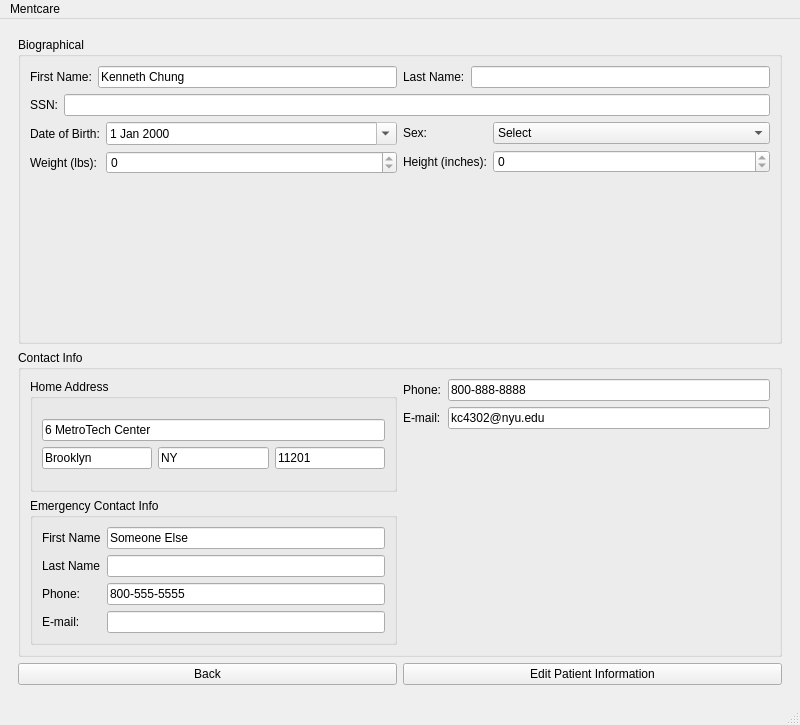
First picture: the form in mentcare/mainwindow.ui, repository omansour-se-nyu/Spring2023-Team-1, before the edit.
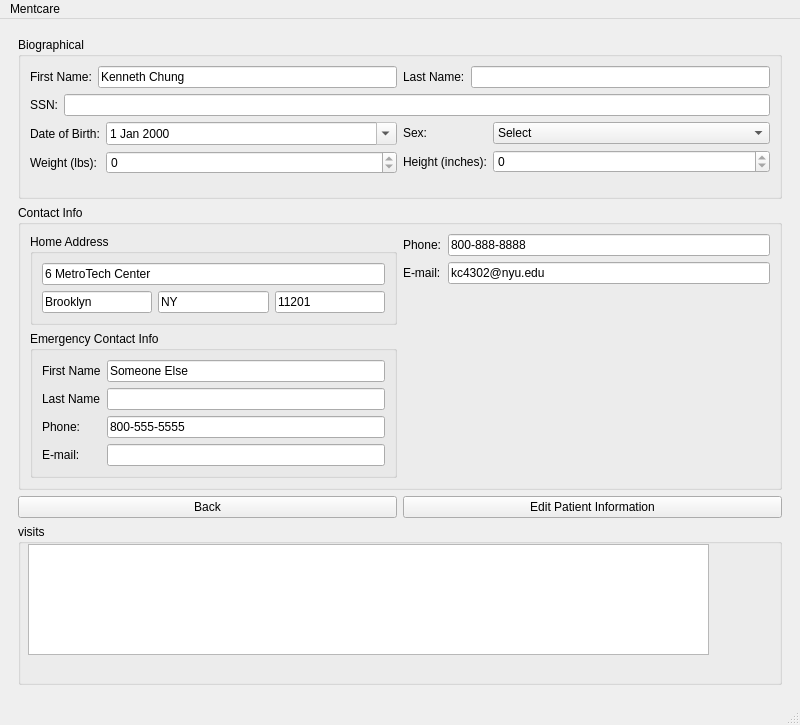
Second picture: the form after the edit. The open tabs and pages were chosen to show the change.

Commit message: added patient_visits and providers tables; added querying of visits to PatientInfoPage

The edit to the form file:
```diff
--- a/mentcare/mainwindow.ui
+++ b/mentcare/mainwindow.ui
@@ -455,6 +455,27 @@
           </item>
          </layout>
         </item>
+        <item>
+         <layout class="QHBoxLayout" name="horizontalLayout_14">
+          <item>
+           <widget class="QGroupBox" name="visits_groupBox">
+            <property name="title">
+             <string>visits</string>
+            </property>
+            <widget class="QTableView" name="PatientInfo_visits_tableView">
+             <property name="geometry">
+              <rect>
+               <x>10</x>
+               <y>20</y>
+               <width>681</width>
+               <height>111</height>
+              </rect>
+             </property>
+            </widget>
+           </widget>
+          </item>
+         </layout>
+        </item>
        </layout>
       </widget>
       <widget class="QWidget" name="AddPatientPage">
```
Left out of the diff: 7 changed lines with no effect on the pictures. The commit also changes 2 other files.
